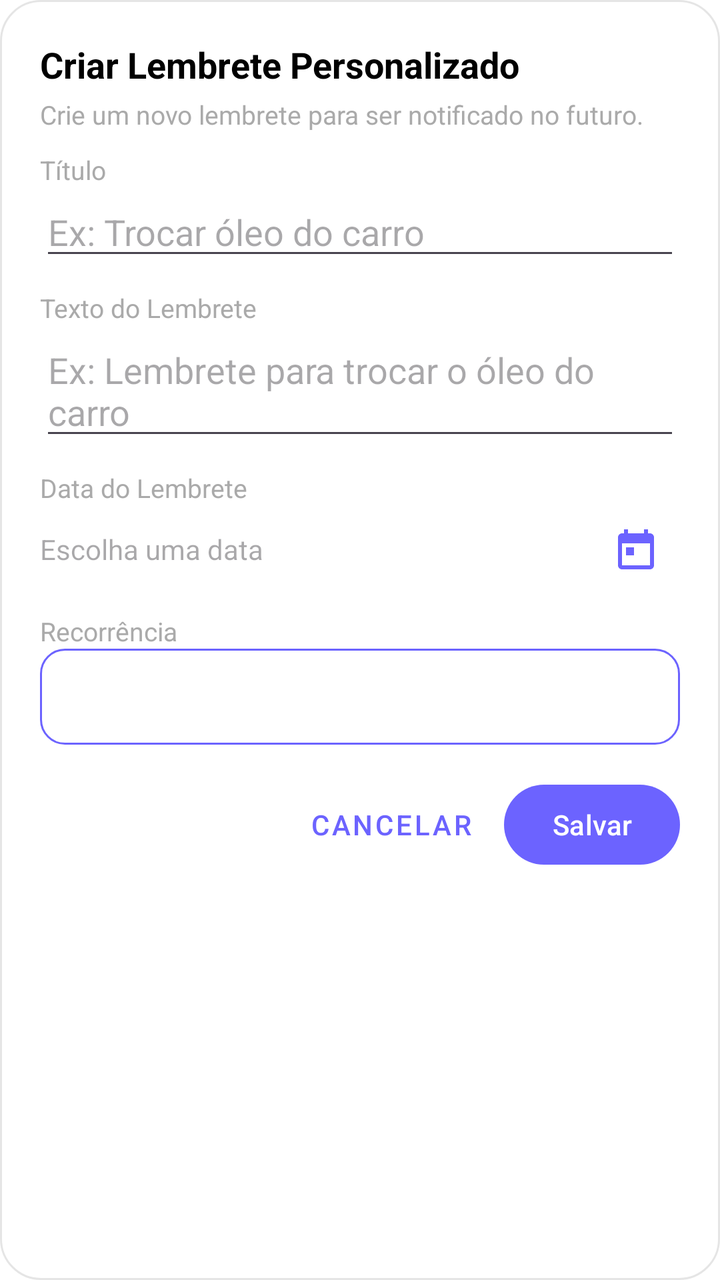
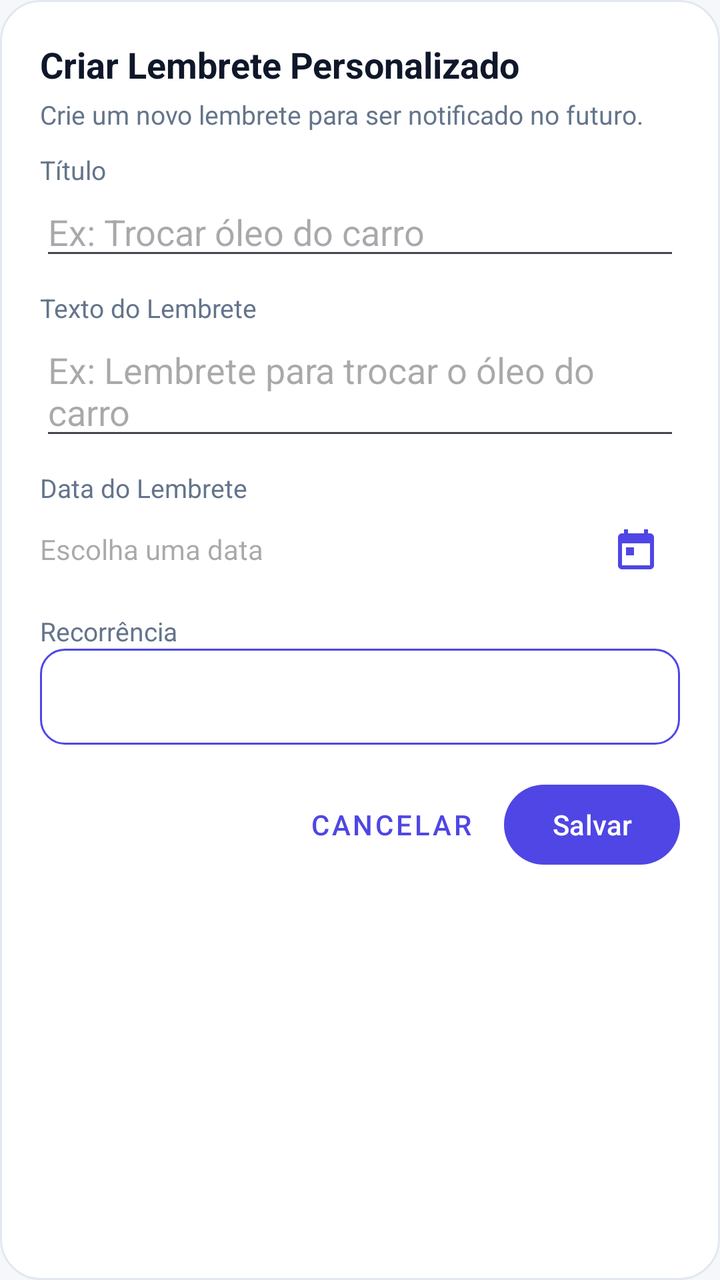

Before-and-after screenshots of an Android layout around one commit, followed by the original layout XML and the change that was made.
<!-- AndroidManifest.xml: application theme Theme.Appfinanceiro -->
<!-- res/layout/dialog_create_reminder.xml -->
<?xml version="1.0" encoding="utf-8"?>
<LinearLayout xmlns:android="http://schemas.android.com/apk/res/android"
    xmlns:app="http://schemas.android.com/apk/res-auto"
    android:layout_width="match_parent"
    android:layout_height="wrap_content"
    android:background="@drawable/bg_dialog"
    android:orientation="vertical"
    android:padding="20dp">

    <TextView
        android:layout_width="match_parent"
        android:layout_height="wrap_content"
        android:text="@string/notification_create_title"
        android:textColor="@android:color/black"
        android:textSize="18sp"
        android:textStyle="bold" />

    <TextView
        android:layout_width="match_parent"
        android:layout_height="wrap_content"
        android:layout_marginTop="4dp"
        android:text="@string/notification_create_desc"
        android:textColor="@android:color/darker_gray"
        android:textSize="13sp" />

    <TextView
        style="@style/SettingsLabel"
        android:layout_width="match_parent"
        android:layout_height="wrap_content"
        android:text="@string/notification_field_title" />

    <EditText
        android:id="@+id/reminderTitleEditText"
        android:layout_width="match_parent"
        android:layout_height="wrap_content"
        android:hint="@string/notification_field_title_hint"
        android:inputType="textCapSentences"
        android:maxLength="255"
        android:singleLine="true" />

    <TextView
        style="@style/SettingsLabel"
        android:layout_width="match_parent"
        android:layout_height="wrap_content"
        android:text="@string/notification_field_text" />

    <EditText
        android:id="@+id/reminderTextEditText"
        android:layout_width="match_parent"
        android:layout_height="wrap_content"
        android:gravity="top|start"
        android:hint="@string/notification_field_text_hint"
        android:inputType="textCapSentences|textMultiLine"
        android:maxLength="1000"
        android:minLines="2" />

    <TextView
        style="@style/SettingsLabel"
        android:layout_width="match_parent"
        android:layout_height="wrap_content"
        android:text="@string/notification_field_date" />

    <LinearLayout
        android:layout_width="match_parent"
        android:layout_height="wrap_content"
        android:gravity="center_vertical"
        android:orientation="horizontal">

        <TextView
            android:id="@+id/reminderDateTextView"
            android:layout_width="0dp"
            android:layout_height="wrap_content"
            android:layout_weight="1"
            android:background="?attr/selectableItemBackground"
            android:clickable="true"
            android:focusable="true"
            android:hint="@string/notification_field_date_hint"
            android:paddingVertical="12dp"
            android:textColor="@android:color/black"
            android:textSize="14sp" />

        <ImageButton
            android:id="@+id/reminderDateButton"
            android:layout_width="44dp"
            android:layout_height="44dp"
            android:background="?attr/selectableItemBackgroundBorderless"
            android:contentDescription="@string/notification_field_date"
            android:padding="10dp"
            android:src="@drawable/ic_month_calendar"
            app:tint="@color/primary_purple" />
    </LinearLayout>

    <TextView
        style="@style/SettingsLabel"
        android:layout_width="match_parent"
        android:layout_height="wrap_content"
        android:text="@string/notification_field_recurrence" />

    <Spinner
        android:id="@+id/reminderRecurrenceSpinner"
        android:layout_width="match_parent"
        android:layout_height="48dp"
        android:background="@drawable/glass_button_background"
        android:paddingStart="12dp"
        android:paddingEnd="12dp" />

    <LinearLayout
        android:layout_width="match_parent"
        android:layout_height="wrap_content"
        android:layout_marginTop="16dp"
        android:gravity="end"
        android:orientation="horizontal">

        <com.google.android.material.button.MaterialButton
            android:id="@+id/cancelReminderButton"
            style="@style/Widget.MaterialComponents.Button.TextButton"
            android:layout_width="wrap_content"
            android:layout_height="wrap_content"
            android:text="@string/history_cancel" />

        <com.google.android.material.button.MaterialButton
            android:id="@+id/saveReminderButton"
            android:layout_width="wrap_content"
            android:layout_height="wrap_content"
            android:layout_marginStart="8dp"
            android:text="@string/notification_save" />
    </LinearLayout>
</LinearLayout>
<!-- resources referenced by this layout -->
<resources>
  <color name="primary_purple">#6C63FF</color>
  <!-- drawable bg_dialog (drawable) -->
  <?xml version="1.0" encoding="utf-8"?>
  <shape xmlns:android="http://schemas.android.com/apk/res/android"
      android:shape="rectangle">
      <solid android:color="@android:color/white" />
      <corners android:radius="20dp" />
      <stroke
          android:width="1dp"
          android:color="#1A000000" />
  </shape>
  <!-- drawable glass_button_background (drawable) -->
  <?xml version="1.0" encoding="utf-8"?>
  <shape xmlns:android="http://schemas.android.com/apk/res/android"
      android:shape="rectangle">
  
      
      <solid android:color="@color/glass_white_translucent" />
  
      
      <corners android:radius="12dp" />
  
      
      <stroke
          android:width="1dp"
          android:color="@color/primary_purple" />
  
      
      <gradient
          android:angle="45"
          android:startColor="@color/glass_white_translucent"
          android:endColor="@color/glass_white_translucent"
          android:type="linear" />
  
  </shape>
  <string name="history_cancel">Cancelar</string>
  <string name="notification_field_date">Data do Lembrete</string>
  <string name="notification_field_text">Texto do Lembrete</string>
  <string name="notification_field_title">Título</string>
  <string name="notification_save">Salvar</string>
  <style name="SettingsLabel">
          <item name="android:layout_marginTop">10dp</item>
          <item name="android:textColor">@android:color/darker_gray</item>
          <item name="android:textSize">13sp</item>
      </style>
  <style name="Theme.Appfinanceiro" parent="Theme.Material3.Light.NoActionBar">
          
          <item name="colorPrimary">@color/primary_purple</item>
          <item name="colorOnPrimary">@color/glass_white</item>
          <item name="colorPrimaryContainer">@color/glass_white_translucent</item>
          <item name="colorOnPrimaryContainer">@android:color/black</item>
  
          
          <item name="colorSecondary">@color/primary_blue</item>
          <item name="colorOnSecondary">@color/glass_white</item>
          <item name="colorSecondaryContainer">@color/glass_white_translucent</item>
          <item name="colorOnSecondaryContainer">@android:color/black</item>
  
          
          <item name="colorSurface">@color/glass_white_translucent</item>
          <item name="colorOnSurface">@android:color/black</item>
          <item name="colorSurfaceVariant">@color/glass_white_translucent</item>
          <item name="colorOnSurfaceVariant">@android:color/black</item>
  
          
          <item name="android:windowBackground">@android:color/transparent</item>
          <item name="android:colorBackground">@android:color/white</item>
  
          
          <item name="colorError">@android:color/holo_red_dark</item>
          <item name="colorOnError">@color/glass_white</item>
  
          
          <item name="colorOutline">@color/glass_white_translucent</item>
  
          
          <item name="android:statusBarColor">@android:color/transparent</item>
          <item name="android:windowLightStatusBar">true</item>
  
          
          <item name="android:navigationBarColor">@android:color/white</item>
          <item name="android:windowLightNavigationBar">true</item>
      </style>
  <color name="glass_white_translucent">#80FFFFFF</color>
  <color name="glass_white">#FFFFFF</color>
  <color name="primary_blue">#3A8DFF</color>
  <!-- unchanged entries left out for length: 7 -->
</resources>

<!-- the commit's change to res/layout/dialog_create_reminder.xml (unified diff, before → after) -->
@@ -11,7 +11,7 @@
         android:layout_width="match_parent"
         android:layout_height="wrap_content"
         android:text="@string/notification_create_title"
-        android:textColor="@android:color/black"
+        android:textColor="?attr/colorOnSurface"
         android:textSize="18sp"
         android:textStyle="bold" />
 
@@ -20,7 +20,7 @@
         android:layout_height="wrap_content"
         android:layout_marginTop="4dp"
         android:text="@string/notification_create_desc"
-        android:textColor="@android:color/darker_gray"
+        android:textColor="?attr/colorOnSurfaceVariant"
         android:textSize="13sp" />
 
     <TextView
@@ -76,7 +76,7 @@
             android:focusable="true"
             android:hint="@string/notification_field_date_hint"
             android:paddingVertical="12dp"
-            android:textColor="@android:color/black"
+            android:textColor="?attr/colorOnSurface"
             android:textSize="14sp" />
 
         <ImageButton
@@ -87,7 +87,7 @@
             android:contentDescription="@string/notification_field_date"
             android:padding="10dp"
             android:src="@drawable/ic_month_calendar"
-            app:tint="@color/primary_purple" />
+            app:tint="?attr/colorPrimary" />
     </LinearLayout>
 
     <TextView
<!-- resource entries referenced after the edit -->
@@ -1,38 +1,27 @@
 <!-- resources referenced by this layout -->
 <resources>
-  <color name="primary_purple">#6C63FF</color>
   <!-- drawable bg_dialog (drawable) -->
   <?xml version="1.0" encoding="utf-8"?>
   <shape xmlns:android="http://schemas.android.com/apk/res/android"
       android:shape="rectangle">
-      <solid android:color="@android:color/white" />
+      <solid android:color="?attr/colorSurface" />
       <corners android:radius="20dp" />
       <stroke
           android:width="1dp"
-          android:color="#1A000000" />
+          android:color="?attr/colorOutline" />
   </shape>
   <!-- drawable glass_button_background (drawable) -->
   <?xml version="1.0" encoding="utf-8"?>
   <shape xmlns:android="http://schemas.android.com/apk/res/android"
       android:shape="rectangle">
   
-      
-      <solid android:color="@color/glass_white_translucent" />
+      <solid android:color="?attr/colorSurface" />
   
-      
       <corners android:radius="12dp" />
   
-      
       <stroke
           android:width="1dp"
-          android:color="@color/primary_purple" />
-  
-      
-      <gradient
-          android:angle="45"
-          android:startColor="@color/glass_white_translucent"
-          android:endColor="@color/glass_white_translucent"
-          android:type="linear" />
+          android:color="?attr/colorPrimary" />
   
   </shape>
   <string name="history_cancel">Cancelar</string>
@@ -42,50 +31,70 @@
   <string name="notification_save">Salvar</string>
   <style name="SettingsLabel">
           <item name="android:layout_marginTop">10dp</item>
-          <item name="android:textColor">@android:color/darker_gray</item>
+          <item name="android:textColor">?attr/colorOnSurfaceVariant</item>
           <item name="android:textSize">13sp</item>
       </style>
-  <style name="Theme.Appfinanceiro" parent="Theme.Material3.Light.NoActionBar">
+  <style name="Theme.Appfinanceiro" parent="Theme.Appfinanceiro.Base">
+          <item name="android:windowLightStatusBar">true</item>
+          <item name="android:windowLightNavigationBar">true</item>
+      </style>
+  <style name="Theme.Appfinanceiro.Base" parent="Theme.Material3.DayNight.NoActionBar">
           
-          <item name="colorPrimary">@color/primary_purple</item>
-          <item name="colorOnPrimary">@color/glass_white</item>
-          <item name="colorPrimaryContainer">@color/glass_white_translucent</item>
-          <item name="colorOnPrimaryContainer">@android:color/black</item>
+          <item name="colorPrimary">@color/brand_primary</item>
+          <item name="colorOnPrimary">@color/on_brand</item>
+          <item name="colorPrimaryContainer">@color/surface_variant</item>
+          <item name="colorOnPrimaryContainer">@color/on_surface</item>
   
           
-          <item name="colorSecondary">@color/primary_blue</item>
-          <item name="colorOnSecondary">@color/glass_white</item>
-          <item name="colorSecondaryContainer">@color/glass_white_translucent</item>
-          <item name="colorOnSecondaryContainer">@android:color/black</item>
+          <item name="colorSecondary">@color/brand_secondary</item>
+          <item name="colorOnSecondary">@color/on_brand</item>
+          <item name="colorSecondaryContainer">@color/surface_variant</item>
+          <item name="colorOnSecondaryContainer">@color/on_surface</item>
   
           
-          <item name="colorSurface">@color/glass_white_translucent</item>
-          <item name="colorOnSurface">@android:color/black</item>
-          <item name="colorSurfaceVariant">@color/glass_white_translucent</item>
-          <item name="colorOnSurfaceVariant">@android:color/black</item>
+          <item name="colorTertiary">@color/cta_primary</item>
+          <item name="colorOnTertiary">@color/on_cta</item>
   
           
-          <item name="android:windowBackground">@android:color/transparent</item>
-          <item name="android:colorBackground">@android:color/white</item>
+          <item name="colorSurface">@color/surface</item>
+          <item name="colorOnSurface">@color/on_surface</item>
+          <item name="colorSurfaceVariant">@color/surface_variant</item>
+          <item name="colorOnSurfaceVariant">@color/on_surface_variant</item>
+          <item name="colorSurfaceContainer">@color/surface_variant</item>
+          <item name="colorSurfaceContainerHigh">@color/surface_elevated</item>
   
           
-          <item name="colorError">@android:color/holo_red_dark</item>
-          <item name="colorOnError">@color/glass_white</item>
+          <item name="android:windowBackground">@color/background</item>
+          <item name="android:colorBackground">@color/background</item>
+          <item name="colorOnBackground">@color/on_background</item>
   
           
-          <item name="colorOutline">@color/glass_white_translucent</item>
+          <item name="colorError">@color/error</item>
+          <item name="colorOnError">@color/on_error</item>
+  
+          
+          <item name="colorOutline">@color/outline</item>
+          <item name="colorOutlineVariant">@color/outline</item>
   
           
           <item name="android:statusBarColor">@android:color/transparent</item>
-          <item name="android:windowLightStatusBar">true</item>
-  
-          
-          <item name="android:navigationBarColor">@android:color/white</item>
-          <item name="android:windowLightNavigationBar">true</item>
+          <item name="android:navigationBarColor">@color/surface</item>
       </style>
-  <color name="glass_white_translucent">#80FFFFFF</color>
-  <color name="glass_white">#FFFFFF</color>
-  <color name="primary_blue">#3A8DFF</color>
+  <color name="brand_primary">#FF4F46E5</color>
+  <color name="on_brand">#FFFFFFFF</color>
+  <color name="surface_variant">#FFEEF1F8</color>
+  <color name="on_surface">#FF0F172A</color>
+  <color name="brand_secondary">#FF0EA5E9</color>
+  <color name="cta_primary">#FF047857</color>
+  <color name="on_cta">#FFFFFFFF</color>
+  <color name="surface">#FFFFFFFF</color>
+  <color name="on_surface_variant">#FF64748B</color>
+  <color name="surface_elevated">#FFFFFFFF</color>
+  <color name="background">#FFF6F7FB</color>
+  <color name="on_background">#FF0F172A</color>
+  <color name="error">#FFDC2626</color>
+  <color name="on_error">#FFFFFFFF</color>
+  <color name="outline">#FFE2E8F0</color>
   <!-- unchanged entries left out for length: 7 -->
 </resources>
 
